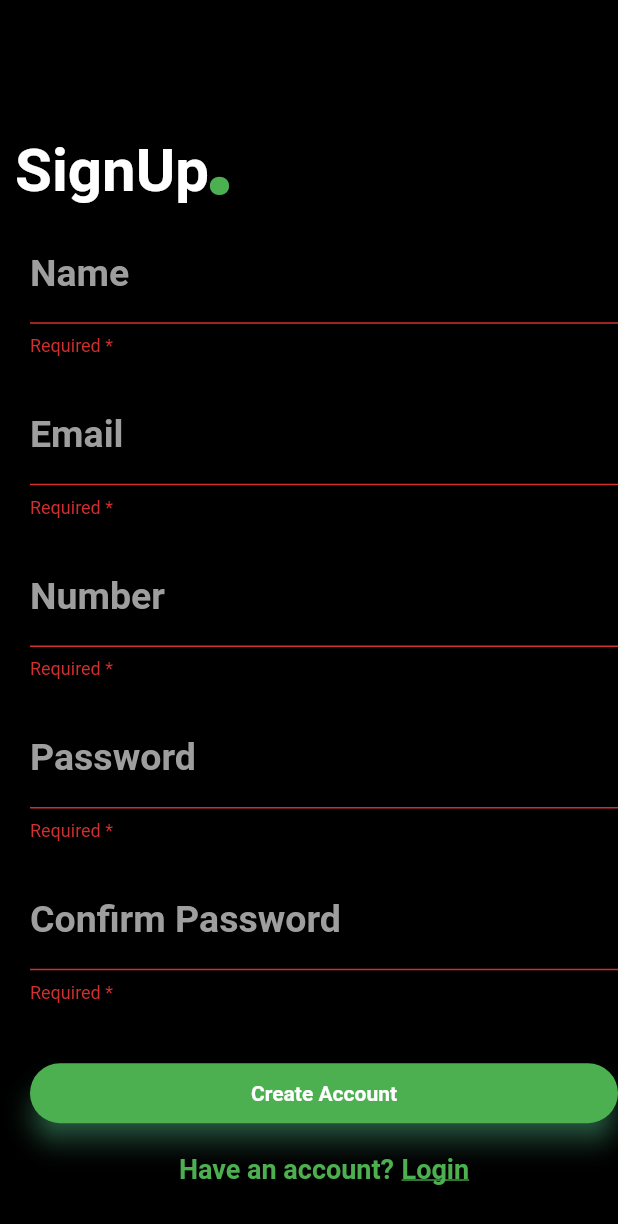
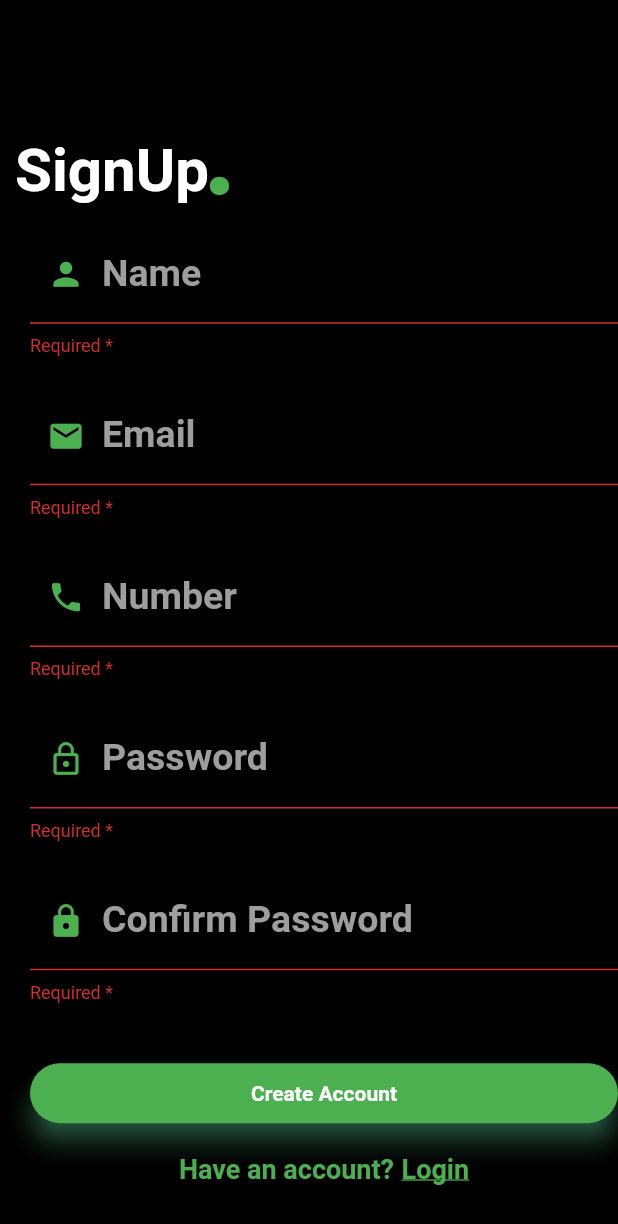
Before and after one commit to Abdulla-Khan/Login-Form-UI, a Flutter app: the screen it shows after launch, after a tap on "Sign Up", on a phone screen of 412 x 824 dp. Shown: the top 1224 px of the screen. Run offline on Flutter 3.47's test engine with Material 2 defaults, Android fonts, the phone set to English and light mode, and no system bars; our stand-ins replace form_field_validator; Roboto replaces fonts that are missing (Montserrat).

Commit message:
Changes made

```diff
--- a/lib/main.dart
+++ b/lib/main.dart
@@ -85,6 +85,11 @@ class _LoginPage extends State<LoginPage> {
                                   hintText: 'abd@gmail.com',
                                   hintStyle: TextStyle(color: Colors.white),
                                   labelText: 'Email',
+                                  prefixIcon: Icon(
+                                    Icons.email,
+                                    color: Colors.green,
+                                    size: 25,
+                                  ),
                                   labelStyle: TextStyle(
                                     fontFamily: 'Montserrat',
                                     fontSize: 25,
@@ -106,6 +111,11 @@ class _LoginPage extends State<LoginPage> {
                               style: const TextStyle(color: Colors.white),
                               decoration: const InputDecoration(
                                   labelText: 'Password',
+                                  prefixIcon: Icon(
+                                    Icons.lock,
+                                    color: Colors.green,
+                                    size: 25,
+                                  ),
                                   labelStyle: TextStyle(
                                     fontFamily: 'Montserrat',
                                     fontSize: 25,
--- a/lib/signup.dart
+++ b/lib/signup.dart
@@ -76,6 +76,11 @@ class SignUp extends State<_Signup> {
                               style: const TextStyle(color: Colors.white),
                               decoration: const InputDecoration(
                                   labelText: 'Name',
+                                  prefixIcon: Icon(
+                                    Icons.person,
+                                    color: Colors.green,
+                                    size: 25,
+                                  ),
                                   labelStyle: TextStyle(
                                     fontFamily: 'Montserrat',
                                     fontSize: 25,
@@ -96,6 +101,11 @@ class SignUp extends State<_Signup> {
                                 style: const TextStyle(color: Colors.white),
                                 decoration: const InputDecoration(
                                     labelText: 'Email',
+                                    prefixIcon: Icon(
+                                      Icons.email,
+                                      color: Colors.green,
+                                      size: 25,
+                                    ),
                                     labelStyle: TextStyle(
                                       fontFamily: 'Montserrat',
                                       fontSize: 25,
@@ -118,6 +128,11 @@ class SignUp extends State<_Signup> {
                               style: const TextStyle(color: Colors.white),
                               decoration: const InputDecoration(
                                   labelText: 'Number',
+                                  prefixIcon: Icon(
+                                    Icons.phone,
+                                    color: Colors.green,
+                                    size: 25,
+                                  ),
                                   labelStyle: TextStyle(
                                     fontFamily: 'Montserrat',
                                     fontSize: 25,
@@ -138,6 +153,11 @@ class SignUp extends State<_Signup> {
                                 style: const TextStyle(color: Colors.white),
                                 decoration: const InputDecoration(
                                     labelText: 'Password',
+                                    prefixIcon: Icon(
+                                      Icons.lock_outline,
+                                      color: Colors.green,
+                                      size: 25,
+                                    ),
                                     labelStyle: TextStyle(
                                       fontFamily: 'Montserrat',
                                       fontSize: 25,
@@ -161,6 +181,11 @@ class SignUp extends State<_Signup> {
                               style: const TextStyle(color: Colors.white),
                               decoration: const InputDecoration(
                                   labelText: 'Confirm Password',
+                                  prefixIcon: Icon(
+                                    Icons.lock,
+                                    color: Colors.green,
+                                    size: 25,
+                                  ),
                                   labelStyle: TextStyle(
                                     fontFamily: 'Montserrat',
                                     fontSize: 25,
```
